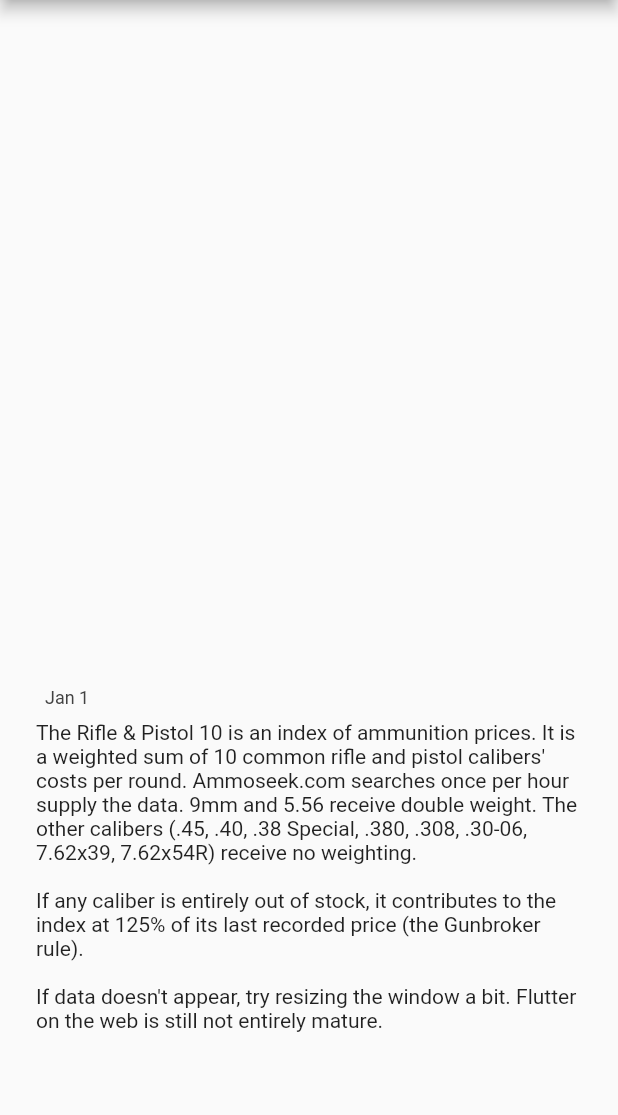
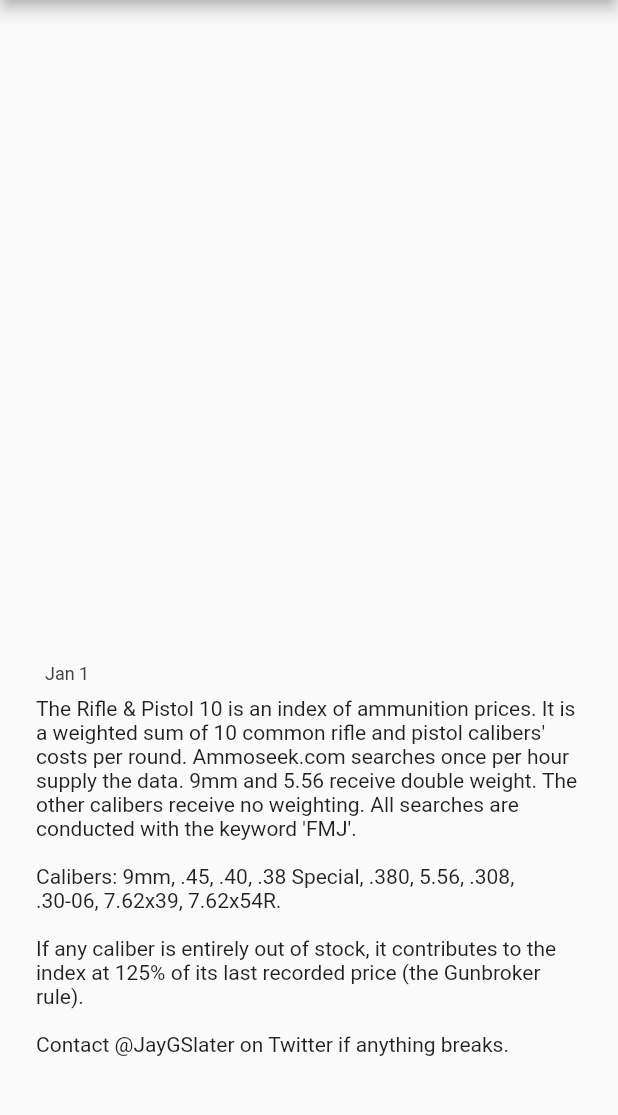
Before and after one commit to jslater89/rp10_index_viewer, a Flutter app: the screen it shows after launch, on a phone screen of 412 x 824 dp, the part 84-1199 px from its top. Run offline on Flutter 3.47's test engine with Material 2 defaults, Android fonts, the phone set to English and light mode, and no system bars; our stand-ins replace charts_flutter, timezone; missing offline and left inert: rp10_index_server; network calls fail.

Commit message:
Update text

```diff
--- a/lib/main.dart
+++ b/lib/main.dart
@@ -151,10 +151,11 @@ class _MyHomePageState extends State<MyHomePage> {
                       width: 600,
                       child: Text("The Rifle & Pistol 10 is an index of ammunition prices. It is a weighted sum of 10 common "
                           "rifle and pistol calibers' costs per round. Ammoseek.com searches once per hour supply the data. 9mm "
-                          "and 5.56 receive double weight. The other calibers (.45, .40, .38 Special, .380, .308, .30-06, 7.62x39, "
-                          "7.62x54R) receive no weighting.\n\n"
+                          "and 5.56 receive double weight. The other calibers receive no weighting. All searches are conducted with "
+                          "the keyword 'FMJ'.\n\n"
+                          "Calibers: 9mm, .45, .40, .38 Special, .380, 5.56, .308, .30-06, 7.62x39, 7.62x54R.\n\n"
                           "If any caliber is entirely out of stock, it contributes to the index at 125% of its last recorded price (the Gunbroker rule).\n\n"
-                          "If data doesn't appear, try resizing the window a bit. Flutter on the web is still not entirely mature.")
+                          "Contact @JayGSlater on Twitter if anything breaks.")
                     )
                   ],
                 ),
```
Also changed, not shown: 3 other files.
